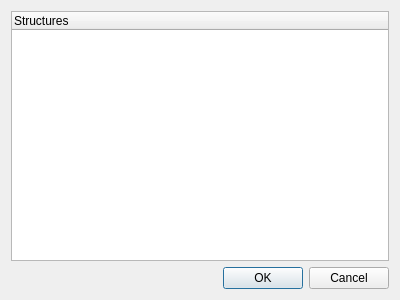
This is UI/glowbot-structures.ui in textbrowser/glitch as Qt 5 draws it before an edit. The edited form follows.
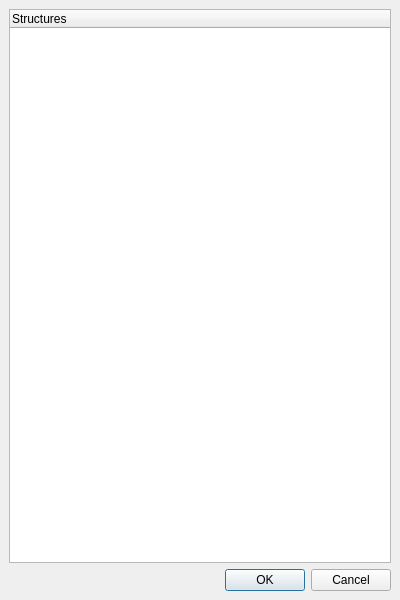
This is the edited form.

Commit message: Window instead of dialog.

```diff
--- a/UI/glowbot-structures.ui
+++ b/UI/glowbot-structures.ui
@@ -1,18 +1,19 @@
 <?xml version="1.0" encoding="UTF-8"?>
 <ui version="4.0">
  <class>glowbot_structures</class>
- <widget class="QDialog" name="glowbot_structures">
+ <widget class="QMainWindow" name="glowbot_structures">
   <property name="geometry">
    <rect>
     <x>0</x>
     <y>0</y>
     <width>400</width>
-    <height>300</height>
+    <height>600</height>
    </rect>
   </property>
   <property name="windowTitle">
    <string>GlowBot: Structures</string>
   </property>
+  <widget class="QWidget" name="centralwidget">
   <layout class="QVBoxLayout" name="verticalLayout">
    <item>
     <widget class="QTreeWidget" name="tree">
@@ -53,9 +54,7 @@
    </item>
   </layout>
  </widget>
- <tabstops>
-  <tabstop>tree</tabstop>
- </tabstops>
+ </widget>
  <resources/>
  <connections>
   <connection>
```
Left out of the diff: 35 changed lines with no effect on the pictures. Lines whose indentation alone changed are shown as unchanged. The commit also changes 3 other files.
